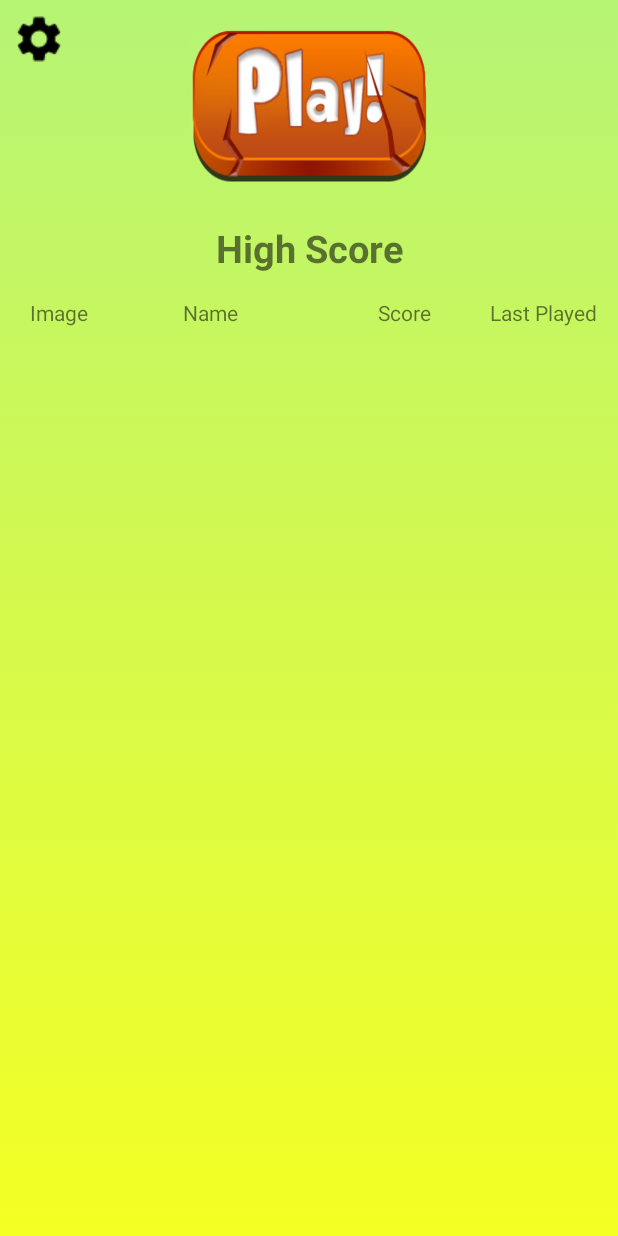
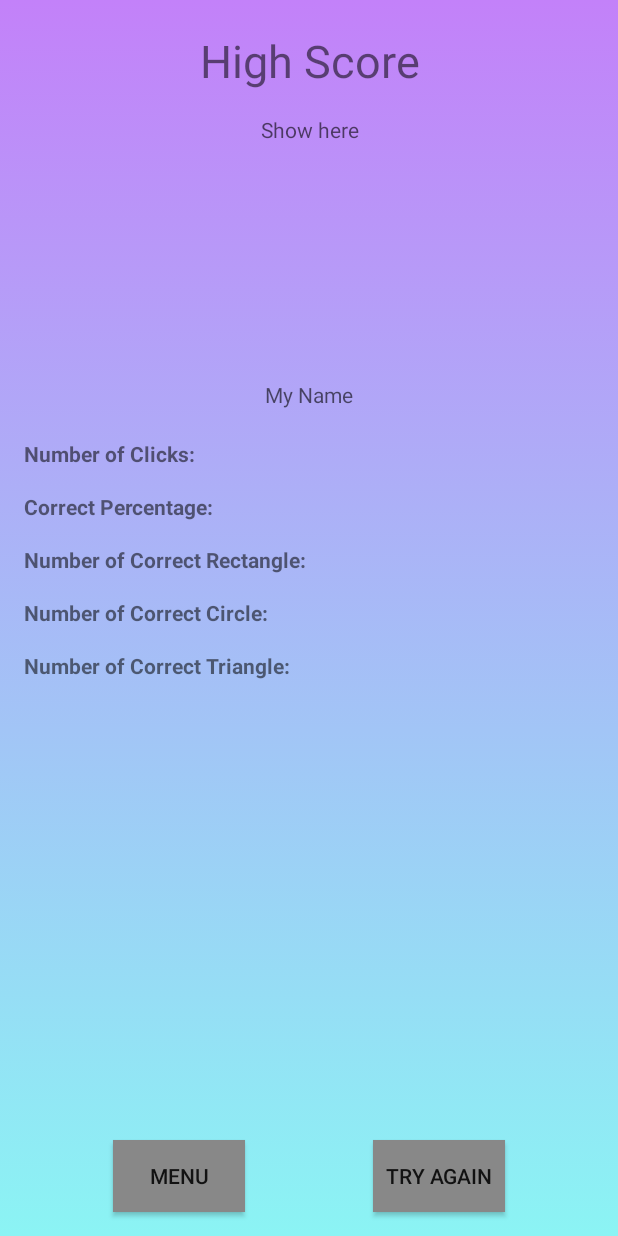
Before and after one commit to joshua060198/ShapeClicker, an Android app: the screen it shows after launch (MainActivity), on a phone screen of 412 x 824 dp. Run offline under Robolectric (Android 15) with nearby library versions, the phone set to English and light mode, and no system bars.

Commit message:
highscore

```diff
--- a/app/src/main/java/net/studios/anchovy/shapeclickergame/MainActivity.java
+++ b/app/src/main/java/net/studios/anchovy/shapeclickergame/MainActivity.java
@@ -23,14 +23,15 @@ public class MainActivity extends AppCompatActivity implements HomeFragment.Home
     @Override
     protected void onCreate(Bundle savedInstanceState) {
         super.onCreate(savedInstanceState);
-        setContentView(R.layout.activity_main);
+        setContentView(R.layout.fragment_result);
 
         getWindow().setFlags(WindowManager.LayoutParams.FLAG_FULLSCREEN, WindowManager.LayoutParams.FLAG_FULLSCREEN);
 
         this.homeFragment = HomeFragment.newInstance(getLayoutInflater());
-        this.playFragment = PlayFragment.newInstance(getLayoutInflater());
+        //this.playFragment = PlayFragment.newInstance(getLayoutInflater());
 
-        changeToHomeFragment();
+        //changeToHomeFragment();
+
 
         int writeExternalStoragePermission = ContextCompat.checkSelfPermission(MainActivity.this, Manifest.permission.WRITE_EXTERNAL_STORAGE);
 
--- a/app/src/main/java/net/studios/anchovy/shapeclickergame/ShapeFactory.java
+++ b/app/src/main/java/net/studios/anchovy/shapeclickergame/ShapeFactory.java
@@ -51,7 +51,7 @@ public class ShapeFactory {
 
             int x, y, max = GameUtil.max(arrTemp[0], arrTemp[1], arrTemp[2]);
             if (max == arrTemp[0]) {
-                int
+
             } else if (max == arrTemp[1]) {
 
             } else {
--- a/app/src/main/java/net/studios/anchovy/shapeclickergame/fragment/PlayFragment.java
+++ b/app/src/main/java/net/studios/anchovy/shapeclickergame/fragment/PlayFragment.java
@@ -89,7 +89,7 @@ public class PlayFragment extends Fragment implements View.OnTouchListener {
 //        this.canvas.drawCircle(event.getX(), event.getY(), 100, p);
 //        v.invalidate();
 //        this.shapeFactory.generateShape((int) event.getX(), (int) event.getY(), 100, 100, 10.0, "ho");
-//        return true;
+        return true;
     }
 
     public interface PlayFragmentListener {
--- /dev/null
+++ b/app/src/main/java/net/studios/anchovy/shapeclickergame/fragment/ResultFragment.java
@@ -0,0 +1,30 @@
+package net.studios.anchovy.shapeclickergame.fragment;
+
+
+import android.os.Bundle;
+import android.support.v4.app.Fragment;
+import android.view.LayoutInflater;
+import android.view.View;
+import android.view.ViewGroup;
+
+import net.studios.anchovy.shapeclickergame.R;
+
+/**
+ * A simple {@link Fragment} subclass.
+ */
+public class ResultFragment extends Fragment {
+
+
+    public ResultFragment() {
+        // Required empty public constructor
+    }
+
+
+    @Override
+    public View onCreateView(LayoutInflater inflater, ViewGroup container,
+                             Bundle savedInstanceState) {
+        // Inflate the layout for this fragment
+        return inflater.inflate(R.layout.fragment_result, container, false);
+    }
+
+}
--- /dev/null
+++ b/app/src/main/res/layout/fragment_result.xml
@@ -0,0 +1,136 @@
+<?xml version="1.0" encoding="utf-8"?>
+<FrameLayout xmlns:android="http://schemas.android.com/apk/res/android"
+    xmlns:tools="http://schemas.android.com/tools"
+    android:layout_width="match_parent"
+    android:layout_height="match_parent"
+    tools:context=".fragment.ResultFragment">
+
+    <RelativeLayout
+        android:layout_width="match_parent"
+        android:layout_height="match_parent"
+        android:background="@drawable/background_anim"
+        android:id = "@+id/result">
+
+        <TextView
+            android:layout_width="match_parent"
+            android:layout_height="wrap_content"
+            android:text="@string/highscore_text"
+            android:gravity="center_horizontal"
+            android:textSize="@dimen/ts_30"
+            android:layout_marginTop="@dimen/s_20"
+            android:id="@+id/highscore_res" />
+
+        <TextView
+            android:layout_width="match_parent"
+            android:layout_height="wrap_content"
+            android:hint="Show here"
+            android:layout_below="@+id/highscore_res"
+            android:gravity="center_horizontal"
+            android:layout_marginTop="@dimen/s_16"
+            android:id="@+id/score_res"/>
+
+        <ImageView
+            android:layout_width="@dimen/highscore_item_rect"
+            android:layout_height="@dimen/highscore_item_rect"
+            android:id="@+id/res_user_pic"
+            android:layout_below="@+id/score_res"
+            android:layout_centerHorizontal="true"
+            android:layout_marginTop="@dimen/s_16" />
+
+        <TextView
+            android:layout_width="wrap_content"
+            android:layout_height="wrap_content"
+            android:layout_below="@+id/res_user_pic"
+            android:layout_centerHorizontal="true"
+            android:hint="My Name"
+            android:layout_marginTop="@dimen/s_16"
+            android:id="@+id/res_user_name" />
+
+        <RelativeLayout
+            android:layout_width="wrap_content"
+            android:layout_height="wrap_content"
+            android:layout_below="@id/res_user_name"
+            >
+
+            <TextView
+                android:id="@+id/no_clicks"
+                android:layout_width="wrap_content"
+                android:layout_height="wrap_content"
+                android:layout_marginLeft="@dimen/s_16"
+                android:layout_marginTop="@dimen/s_20"
+                android:text="@string/no_of_clicks"
+                android:layout_alignParentLeft="true"
+                android:layout_alignParentTop="true"
+                android:textStyle="bold" />
+
+            <TextView
+                android:id="@+id/no_clicks_per"
+                android:layout_width="wrap_content"
+                android:layout_height="wrap_content"
+                android:layout_below="@id/no_clicks"
+                android:layout_marginLeft="@dimen/s_16"
+                android:layout_marginTop="@dimen/s_16"
+                android:text="@string/correct_per"
+                android:layout_alignParentLeft="true"
+                android:textStyle="bold" />
+
+            <TextView
+                android:id="@+id/no_clicks_rect"
+                android:layout_width="wrap_content"
+                android:layout_height="wrap_content"
+                android:layout_below="@id/no_clicks_per"
+                android:layout_marginLeft="@dimen/s_16"
+                android:layout_marginTop="@dimen/s_16"
+                android:text="@string/no_of_rect"
+                android:layout_alignParentLeft="true"
+                android:textStyle="bold" />
+
+            <TextView
+                android:id="@+id/no_clicks_circle"
+                android:layout_width="wrap_content"
+                android:layout_height="wrap_content"
+                android:layout_below="@id/no_clicks_rect"
+                android:layout_marginLeft="@dimen/s_16"
+                android:layout_marginTop="@dimen/s_16"
+                android:text="@string/no_of_circle"
+                android:layout_alignParentLeft="true"
+                android:textStyle="bold" />
+
+            <TextView
+                android:id="@+id/no_clicks_tri"
+                android:layout_width="wrap_content"
+                android:layout_height="wrap_content"
+                android:layout_below="@id/no_clicks_circle"
+                android:layout_marginLeft="@dimen/s_16"
+                android:layout_marginTop="@dimen/s_16"
+                android:text="@string/no_of_triangle"
+                android:layout_alignParentLeft="true"
+                android:textStyle="bold" />
+
+        </RelativeLayout>
+
+        <Button
+            android:layout_width="wrap_content"
+            android:layout_height="wrap_content"
+            android:layout_alignParentBottom="true"
+            android:layout_alignParentLeft="true"
+            android:id="@+id/btn_menu_game"
+            android:text="@string/menu_text"
+            android:background="@color/lightGrey"
+            android:layout_marginBottom="@dimen/s_16"
+            android:layout_marginLeft="@dimen/s_75"/>
+
+        <Button
+            android:layout_width="wrap_content"
+            android:layout_height="wrap_content"
+            android:layout_alignParentBottom="true"
+            android:layout_alignParentRight="true"
+            android:text="@string/try_again_text"
+            android:background="@color/lightGrey"
+            android:layout_marginBottom="@dimen/s_16"
+            android:layout_marginRight="@dimen/s_75"/>
+
+    </RelativeLayout>
+
+
+</FrameLayout>
--- a/app/src/main/res/values/dimens.xml
+++ b/app/src/main/res/values/dimens.xml
@@ -4,11 +4,15 @@
     <dimen name="start_button_size_height">120dp</dimen>
     <dimen name="highscore_item_width">100dp</dimen>
     <dimen name="highscore_item_height">60dp</dimen>
+    <dimen name="highscore_item_rect">125dp</dimen>
+
 
     <dimen name="s_8">8dp</dimen>
     <dimen name="s_16">16dp</dimen>
     <dimen name="s_20">20dp</dimen>
+    <dimen name="s_75">75dp</dimen>
 
     <dimen name="ts_20">20sp</dimen>
     <dimen name="ts_25">25sp</dimen>
+    <dimen name="ts_30">30sp</dimen>
 </resources>
--- a/app/src/main/res/values/strings.xml
+++ b/app/src/main/res/values/strings.xml
@@ -3,8 +3,15 @@
     <string name="highscore_text">High Score</string>
     <string name="image_text">Image</string>
     <string name="name_text">Name</string>
+    <string name="menu_text">Menu</string>
+    <string name="try_again_text">Try Again</string>
     <string name="score_text">Score</string>
     <string name="last_played_text">Last Played</string>
+    <string name="no_of_clicks">Number of Clicks: </string>
+    <string name="correct_per">Correct Percentage: </string>
+    <string name="no_of_rect">Number of Correct Rectangle: </string>
+    <string name="no_of_circle">Number of Correct Circle:  </string>
+    <string name="no_of_triangle">Number of Correct Triangle: </string>
 
     <!-- TODO: Remove or change this placeholder text -->
     <string name="hello_blank_fragment">Hello blank fragment</string>
```
